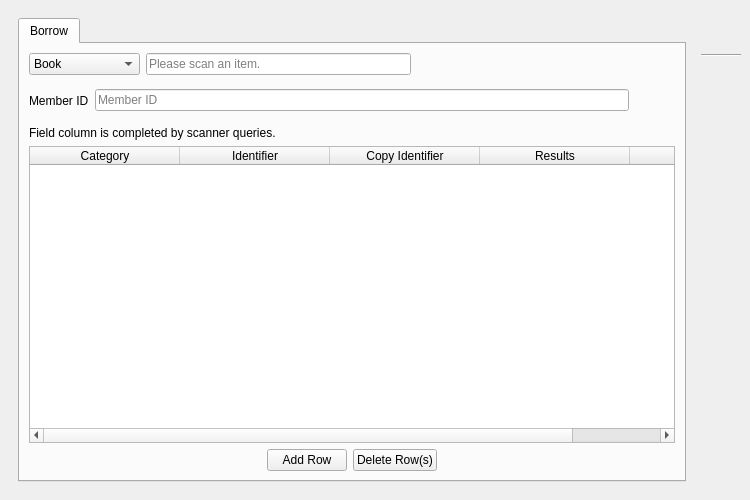
The window that UI/biblioteq_batch_activities_browser.ui (textbrowser/biblioteq) describes before a commit, drawn with Qt 5.
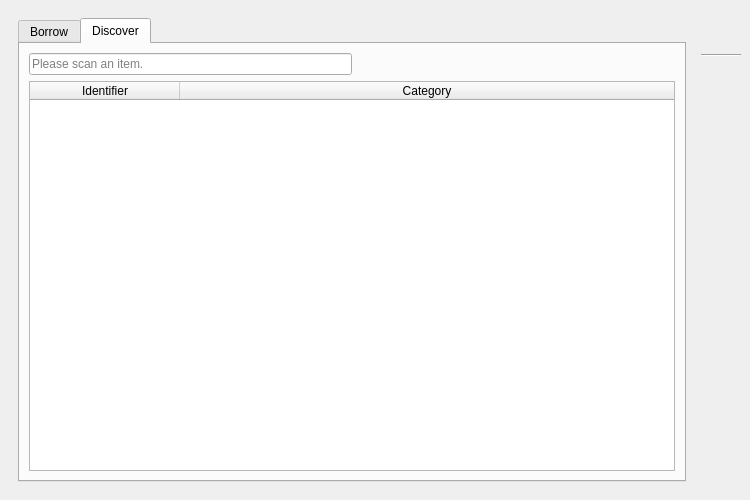
The same window after the commit. The open tabs and pages were chosen to show the change. Icons and pictures are not drawn.

Commit message: New Batch Activities page.

What changed in the file:
```diff
--- a/UI/biblioteq_batch_activities_browser.ui
+++ b/UI/biblioteq_batch_activities_browser.ui
@@ -254,6 +254,87 @@
            </item>
           </layout>
          </widget>
+         <widget class="QWidget" name="tab_2">
+          <attribute name="title">
+           <string>Discover</string>
+          </attribute>
+          <layout class="QVBoxLayout" name="verticalLayout_3">
+           <item>
+            <layout class="QHBoxLayout" name="horizontalLayout_5">
+             <item>
+              <widget class="QLineEdit" name="discover_scan">
+               <property name="toolTip">
+                <string>&lt;html&gt;&lt;head/&gt;&lt;body&gt;&lt;p&gt;Click in this field and scan an item. A new row will be created with the scanned identifier value. Please wait until the text hint is visible before scanning an item. Of course, you may also type an identifier and press the Enter key.&lt;/p&gt;&lt;/body&gt;&lt;/html&gt;</string>
+               </property>
+               <property name="placeholderText">
+                <string>Please scan an item.</string>
+               </property>
+              </widget>
+             </item>
+             <item>
+              <spacer name="horizontalSpacer_4">
+               <property name="orientation">
+                <enum>Qt::Horizontal</enum>
+               </property>
+               <property name="sizeHint" stdset="0">
+                <size>
+                 <width>40</width>
+                 <height>20</height>
+                </size>
+               </property>
+              </spacer>
+             </item>
+            </layout>
+           </item>
+           <item>
+            <widget class="QTableWidget" name="discover_table">
+             <property name="editTriggers">
+              <set>QAbstractItemView::AllEditTriggers</set>
+             </property>
+             <property name="alternatingRowColors">
+              <bool>true</bool>
+             </property>
+             <property name="selectionMode">
+              <enum>QAbstractItemView::ExtendedSelection</enum>
+             </property>
+             <property name="selectionBehavior">
+              <enum>QAbstractItemView::SelectRows</enum>
+             </property>
+             <property name="verticalScrollMode">
+              <enum>QAbstractItemView::ScrollPerPixel</enum>
+             </property>
+             <property name="horizontalScrollMode">
+              <enum>QAbstractItemView::ScrollPerPixel</enum>
+             </property>
+             <property name="cornerButtonEnabled">
+              <bool>false</bool>
+             </property>
+             <attribute name="horizontalHeaderMinimumSectionSize">
+              <number>150</number>
+             </attribute>
+             <attribute name="horizontalHeaderDefaultSectionSize">
+              <number>150</number>
+             </attribute>
+             <attribute name="horizontalHeaderStretchLastSection">
+              <bool>true</bool>
+             </attribute>
+             <attribute name="verticalHeaderVisible">
+              <bool>false</bool>
+             </attribute>
+             <column>
+              <property name="text">
+               <string>Identifier</string>
+              </property>
+             </column>
+             <column>
+              <property name="text">
+               <string>Category</string>
+              </property>
+             </column>
+            </widget>
+           </item>
+          </layout>
+         </widget>
         </widget>
        </item>
       </layout>
```
Left out of the diff: 10 changed lines with no effect on the pictures. The commit also changes 2 other files.
